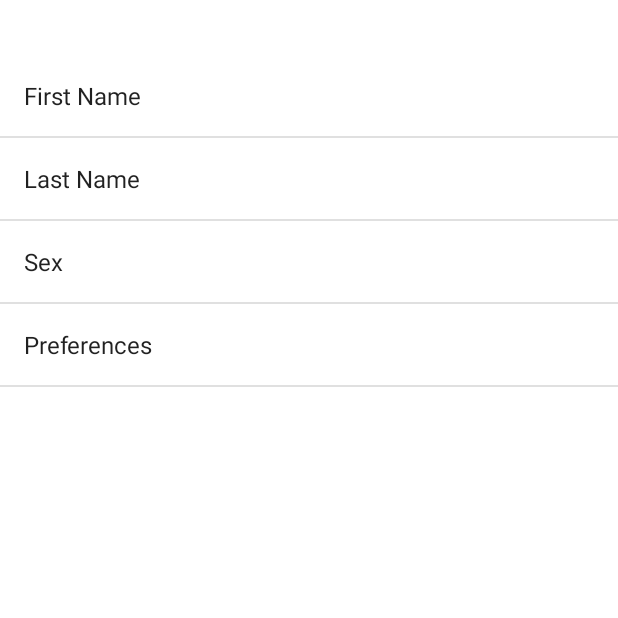
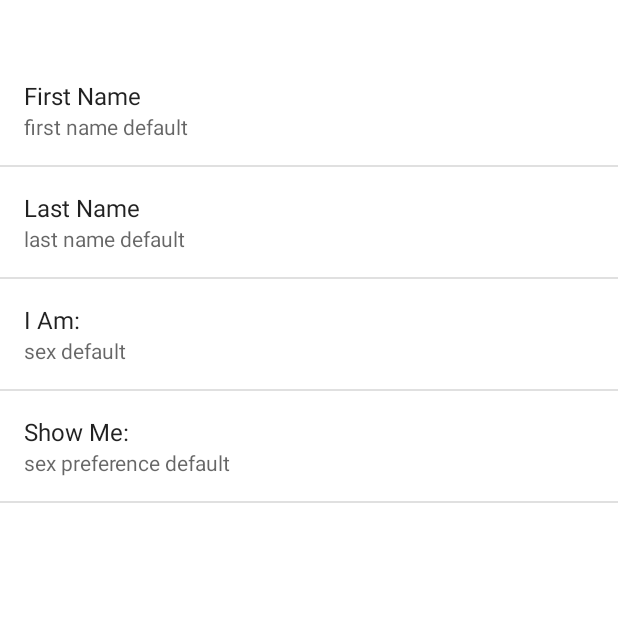
Before and after one commit to copperstick6/SexySinglesOnYourWifi, an Android app: the screen it shows after launch (MainActivity), after a tap on "MY PROFILE", on a phone screen of 412 x 824 dp, the top half of it. Run offline under Robolectric (Android 15) with nearby library versions, the phone set to English and light mode, and no system bars.

Commit message:
small changes

```diff
--- a/android/app/src/main/java/com/example/ty/sexywifi/ProfileActivity.java
+++ b/android/app/src/main/java/com/example/ty/sexywifi/ProfileActivity.java
@@ -34,4 +34,5 @@ public class ProfileActivity extends AppCompatActivity {
         match.setLayoutParams(params);
         mRelativeLayout.addView(match);
     }
+
 }
--- a/android/app/src/main/res/values/strings.xml
+++ b/android/app/src/main/res/values/strings.xml
@@ -83,5 +83,9 @@
     <string name="lastname_dialog">Last Name</string>
     <string name="sex">I am:</string>
     <string name="sex_preference">Show Me :</string>
+    <string name="firstname_default">first name default</string>
+    <string name="lastname_default">last name default</string>
+    <string name="sex_default">sex default</string>
+    <string name="sex_preference_default">sex preference default</string>
 
 </resources>
--- a/android/app/src/main/res/xml/profile.xml
+++ b/android/app/src/main/res/xml/profile.xml
@@ -8,32 +8,32 @@
         <!--android:summary="@string/firstname_response"-->
         <!-- First Name-->
         <EditTextPreference
-            android:key="First Name"
+            android:key="firstname"
             android:title="First Name"
-            android:summary="@string/empty"
+            android:summary="@string/firstname_default"
             android:dialogTitle="@string/firstname_dialog" />
 
         <!-- Last Name-->
         <EditTextPreference
-            android:key="Last Name"
+            android:key="lastname"
             android:title="Last Name"
-            android:summary="@string/empty"
+            android:summary="@string/lastname_default"
             android:dialogTitle="@string/lastname_dialog" />
 
         <!--Sex-->
         <ListPreference
-            android:key="I Am:"
-            android:title="Sex"
-            android:summary="@string/empty"
+            android:key="sex"
+            android:title="I Am: "
+            android:summary="@string/sex_default"
             android:entries="@array/sex"
             android:entryValues="@array/sex"
             android:dialogTitle="@string/sex" />
 
         <!--Sex Preference-->
         <ListPreference
-            android:key="Show Me"
-            android:title="Preferences"
-            android:summary="@string/empty"
+            android:key="sex_preference"
+            android:title="Show Me:"
+            android:summary="@string/sex_preference_default"
             android:entries="@array/sex_preference"
             android:entryValues="@array/sex_preference"
             android:dialogTitle="@string/sex_preference" />
```
Also changed, not shown: android/app/src/main/java/com/example/ty/sexywifi/MainActivity.java (+11 -12 lines).
